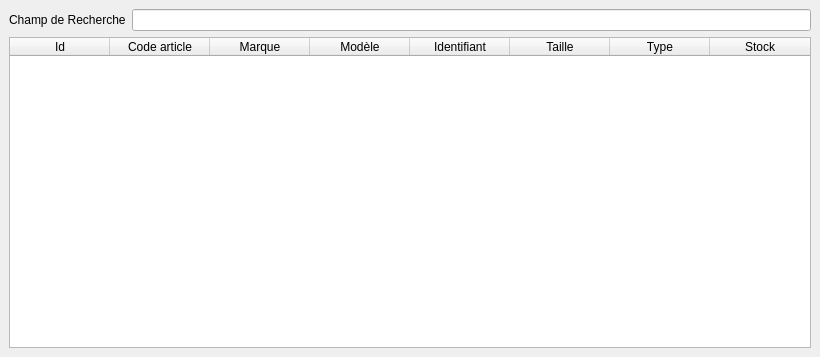
Before: the Qt Designer form sploks/views/item_list.ui in LPOdev/Sploks, drawn with Qt 5.
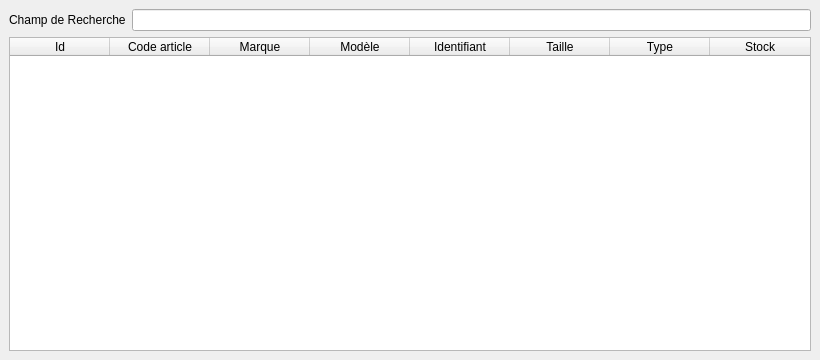
After: the same form once the commit is applied.

Commit message: T41 Refactorisation d'interfaces

```diff
--- a/sploks/views/item_list.ui
+++ b/sploks/views/item_list.ui
@@ -7,9 +7,15 @@
     <x>0</x>
     <y>0</y>
     <width>820</width>
-    <height>357</height>
+    <height>360</height>
    </rect>
   </property>
+  <property name="minimumSize">
+   <size>
+    <width>820</width>
+    <height>0</height>
+   </size>
+  </property>
   <property name="windowTitle">
    <string>Inventaire</string>
   </property>
```
Left out of the diff: 6 changed lines with no effect on the pictures. The commit also changes 6 other files.
